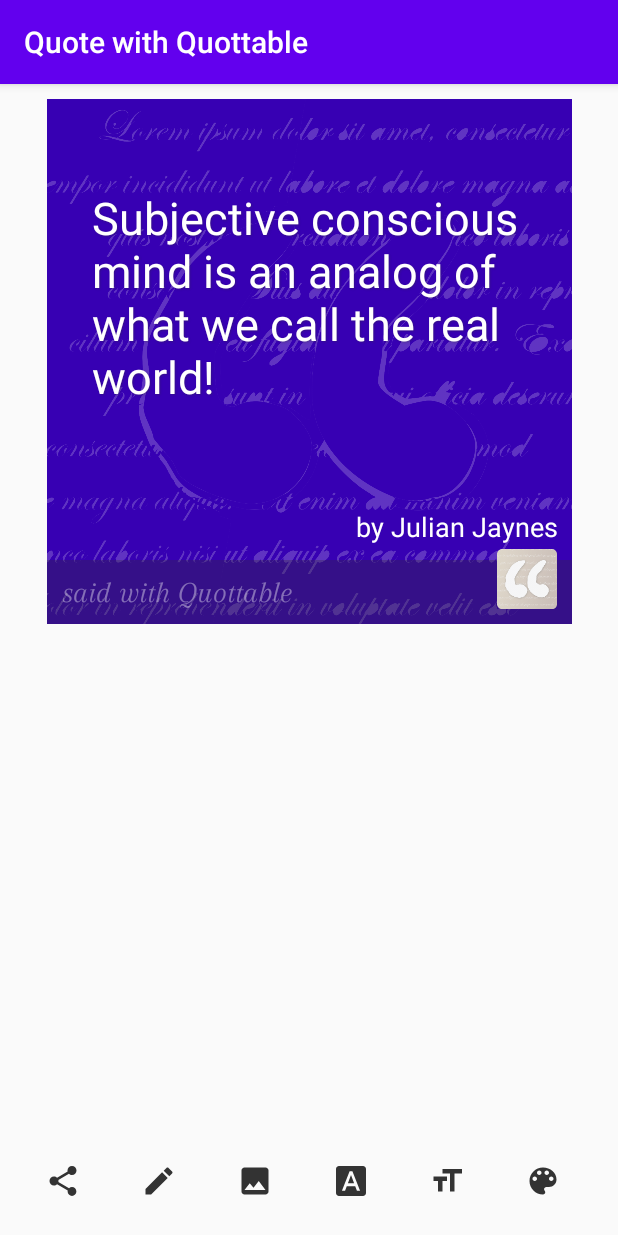
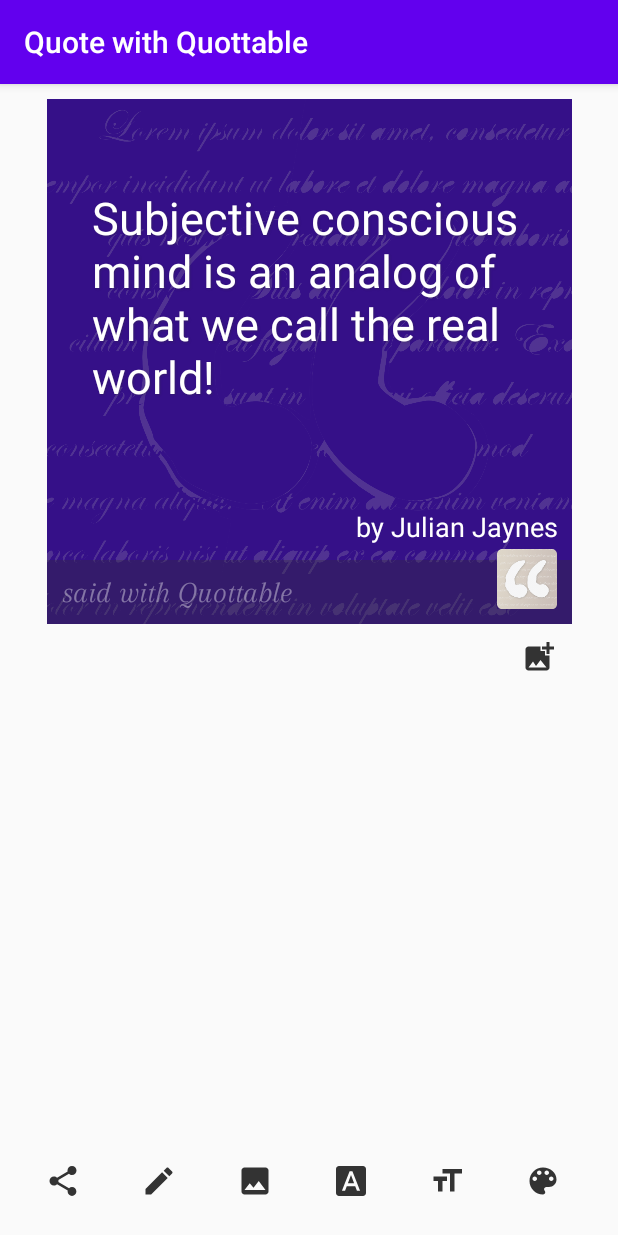
Before and after one commit to jessejohnson/quottable, an Android app: the screen it shows after launch (QuoteActivity), on a phone screen of 412 x 824 dp. Run offline under Robolectric (Android 15) with nearby library versions, the phone set to English and light mode, and no system bars.

Commit message:
Add support for picking images from phone gallery

```diff
--- a/app/src/main/AndroidManifest.xml
+++ b/app/src/main/AndroidManifest.xml
@@ -1,6 +1,8 @@
 <?xml version="1.0" encoding="utf-8"?>
 <manifest xmlns:android="http://schemas.android.com/apk/res/android"
     package="com.jessejojojohnson.quottable">
+
+    <uses-permission android:name="android.permission.READ_EXTERNAL_STORAGE" />
 
     <application
         android:allowBackup="true"
--- a/app/src/main/java/com/jessejojojohnson/quottable/QuoteActivity.kt
+++ b/app/src/main/java/com/jessejojojohnson/quottable/QuoteActivity.kt
@@ -1,23 +1,32 @@
 package com.jessejojojohnson.quottable
 
+import android.Manifest
+import android.app.Activity
+import android.app.AlertDialog
 import android.content.Intent
 import android.graphics.Bitmap
 import android.graphics.Typeface
 import android.net.Uri
-import androidx.appcompat.app.AppCompatActivity
 import android.os.Bundle
+import android.provider.MediaStore
 import android.view.View
 import android.widget.AdapterView
 import android.widget.SimpleAdapter
 import android.widget.Toast
+import androidx.appcompat.app.AppCompatActivity
 import androidx.core.content.FileProvider
 import androidx.core.view.drawToBitmap
+import kotlinx.android.synthetic.main.activity_quote.*
 import java.io.File
 import java.io.FileOutputStream
 import java.io.IOException
-import kotlinx.android.synthetic.main.activity_quote.*
 
 class QuoteActivity : AppCompatActivity() {
+
+    private val PERMISSION_REQUEST_ALL_NECESSARY = 9091
+    private val PICK_IMAGE = 19081
+    private val REQUIRED_PERMISSIONS = arrayOf(
+        Manifest.permission.READ_EXTERNAL_STORAGE)
 
     override fun onCreate(savedInstanceState: Bundle?) {
         super.onCreate(savedInstanceState)
@@ -31,6 +40,19 @@ class QuoteActivity : AppCompatActivity() {
         }
 
         tvWatermark.typeface = Typeface.createFromAsset(assets, "fonts/Arapey_Italic.ttf")
+
+        btnPickImage.setOnClickListener(object: View.OnClickListener{
+            override fun onClick(v: View?){
+                if(checkPermissionsAndRequest(this@QuoteActivity, REQUIRED_PERMISSIONS,
+                        PERMISSION_REQUEST_ALL_NECESSARY)){
+                    getMedia()
+                }else{
+                    Toast.makeText(this@QuoteActivity,
+                        "No permissions media️",
+                        Toast.LENGTH_SHORT).show()
+                }
+            }
+        })
 
         btnShare.setOnClickListener(object: View.OnClickListener{
             override fun onClick(v: View?) {
@@ -54,18 +76,6 @@ class QuoteActivity : AppCompatActivity() {
                 }
             }
         })
-
-//        tvAttribution.setOnClickListener(object: View.OnClickListener{
-//            var visible = true
-//            override fun onClick(v: View?){
-//                if(visible){
-//                    tvAttribution.setTextColor(resources.getColor(R.color.transparent))
-//                }else{
-//                    tvAttribution.setTextColor(etQuote.currentTextColor)
-//                }
-//                visible = !visible
-//            }
-//        })
 
         btnBackground.setOnClickListener(object: View.OnClickListener{
             val backgrounds = intArrayOf(
@@ -138,11 +148,48 @@ class QuoteActivity : AppCompatActivity() {
             var selected = 0
             override fun onClick(v: View?) {
                 if(selected == colors.size) selected = 0
+                if(selected == colors.lastIndex){
+                    ivImageMask.setImageResource(R.color.blackTint)
+                }else{
+                    ivImageMask.setImageResource(R.color.transparent)
+                }
                 etQuote.setTextColor(resources.getColor(colors[selected]))
                 etAttribution.setTextColor(resources.getColor(colors[selected]))
                 selected++
             }
         })
+    }
+
+    private fun getMedia(){
+        val intent = Intent(Intent.ACTION_PICK, MediaStore.Images.Media.EXTERNAL_CONTENT_URI)
+        if(intent.resolveActivity(packageManager) != null){
+            startActivityForResult(intent, PICK_IMAGE)
+        }
+    }
+
+    override fun onActivityResult(requestCode: Int, resultCode: Int, data: Intent?) {
+        super.onActivityResult(requestCode, resultCode, data)
+        if(requestCode == PICK_IMAGE && resultCode == Activity.RESULT_OK){
+            if(data != null && data.data != null){
+                ivBackground.setImageURI(data.data)
+            }
+        }
+    }
+
+    override fun onRequestPermissionsResult(requestCode: Int, permissions: Array<String?>, grantResults: IntArray) {
+        if (requestCode == PERMISSION_REQUEST_ALL_NECESSARY) {
+            if (!hasPermissions(this, *REQUIRED_PERMISSIONS)){
+                //no permissions granted!
+                val builder =
+                    AlertDialog.Builder(this)
+                builder.setMessage("Quottable need permission to pick images from your gallery")
+                    .setTitle("We Don't Have Permission!")
+                    .setPositiveButton(android.R.string.ok, null)
+                    .show()
+            }else{
+                getMedia()
+            }
+        }
     }
 
     private fun setUpGallery(){
--- /dev/null
+++ b/app/src/main/res/drawable/ic_add_photo.xml
@@ -0,0 +1,5 @@
+<vector android:height="24dp" android:tint="#333333"
+    android:viewportHeight="24" android:viewportWidth="24"
+    android:width="24dp" xmlns:android="http://schemas.android.com/apk/res/android">
+    <path android:fillColor="@android:color/white" android:pathData="M19,7v2.99s-1.99,0.01 -2,0L17,7h-3s0.01,-1.99 0,-2h3L17,2h2v3h3v2h-3zM16,11L16,8h-3L13,5L5,5c-1.1,0 -2,0.9 -2,2v12c0,1.1 0.9,2 2,2h12c1.1,0 2,-0.9 2,-2v-8h-3zM5,19l3,-4 2,3 3,-4 4,5L5,19z"/>
+</vector>
--- a/app/src/main/res/layout/activity_quote.xml
+++ b/app/src/main/res/layout/activity_quote.xml
@@ -35,6 +35,18 @@
             android:src="@drawable/quottable_pattern"
             android:tint="@color/whiteTint"
             android:tintMode="src_in"
+            android:adjustViewBounds="true"
+            android:scaleType="centerCrop"
+            app:layout_constraintTop_toTopOf="parent"
+            app:layout_constraintBottom_toBottomOf="parent"
+            app:layout_constraintEnd_toEndOf="parent"
+            app:layout_constraintStart_toStartOf="parent"
+            android:contentDescription="@string/quote_content_description" />
+        <ImageView
+            android:id="@+id/ivImageMask"
+            android:layout_width="match_parent"
+            android:layout_height="match_parent"
+            android:src="@color/blackTint"
             android:adjustViewBounds="true"
             android:scaleType="centerCrop"
             app:layout_constraintTop_toTopOf="parent"
@@ -99,7 +111,17 @@
             app:layout_constraintEnd_toEndOf="@id/ivBackground"
             app:layout_constraintBottom_toBottomOf="@id/ivBackground"/>
     </androidx.constraintlayout.widget.ConstraintLayout>
-
+    <ImageButton
+        android:id="@+id/btnPickImage"
+        android:layout_width="wrap_content"
+        android:layout_height="wrap_content"
+        android:src="@drawable/ic_add_photo"
+        android:background="@color/transparent"
+        android:layout_margin="@dimen/marginSmall"
+        android:contentDescription="@string/add_image_tooltip"
+        android:tooltipText="@string/add_image_tooltip"
+        app:layout_constraintTop_toBottomOf="@id/clImageQuote"
+        app:layout_constraintEnd_toEndOf="@id/clImageQuote"/>
     <GridView
         android:id="@+id/lvGallery"
         android:layout_width="match_parent"
--- a/app/src/main/res/values/strings.xml
+++ b/app/src/main/res/values/strings.xml
@@ -11,4 +11,5 @@
     <string name="size_tooltip">Cycle Font Sizes</string>
     <string name="watermark_text">said with Quottable</string>
     <string name="default_attribution">by Julian Jaynes</string>
+    <string name="add_image_tooltip">Add image</string>
 </resources>
--- a/build.gradle
+++ b/build.gradle
@@ -8,7 +8,7 @@ buildscript {
 
     }
     dependencies {
-        classpath 'com.android.tools.build:gradle:3.6.1'
+        classpath 'com.android.tools.build:gradle:4.0.0'
         classpath "org.jetbrains.kotlin:kotlin-gradle-plugin:$kotlin_version"
 
         // NOTE: Do not place your application dependencies here; they belong
```
Also changed, not shown: app/src/main/java/com/jessejojojohnson/quottable/Util.kt (+26 -0 lines), gradle/wrapper/gradle-wrapper.properties.
